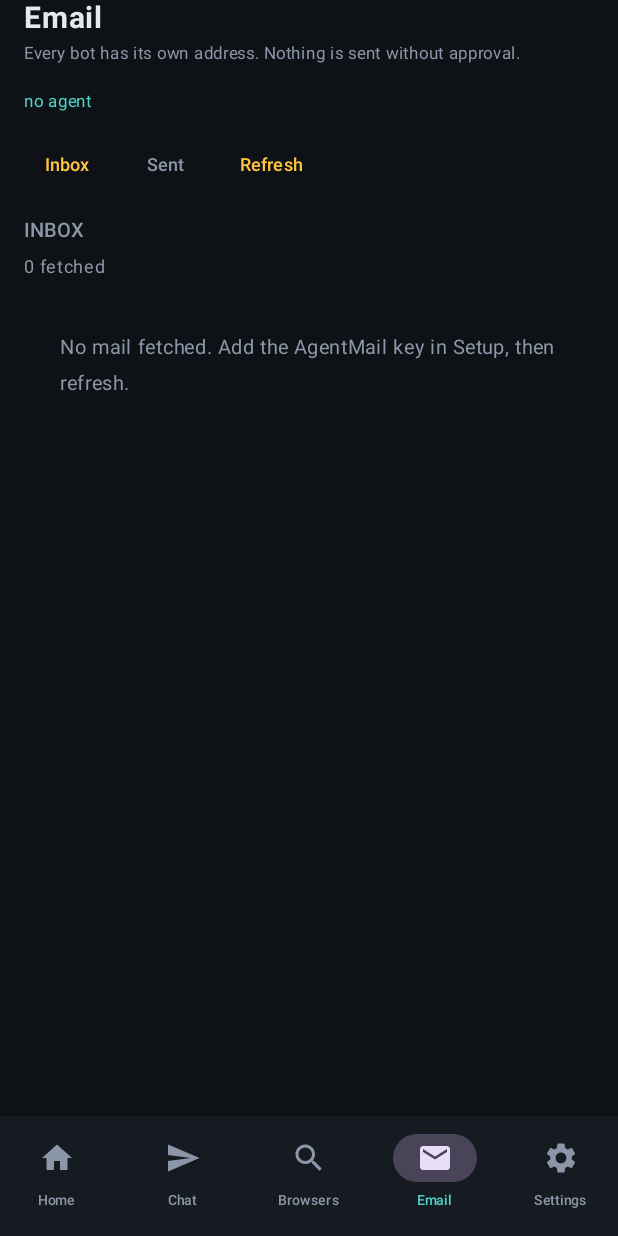
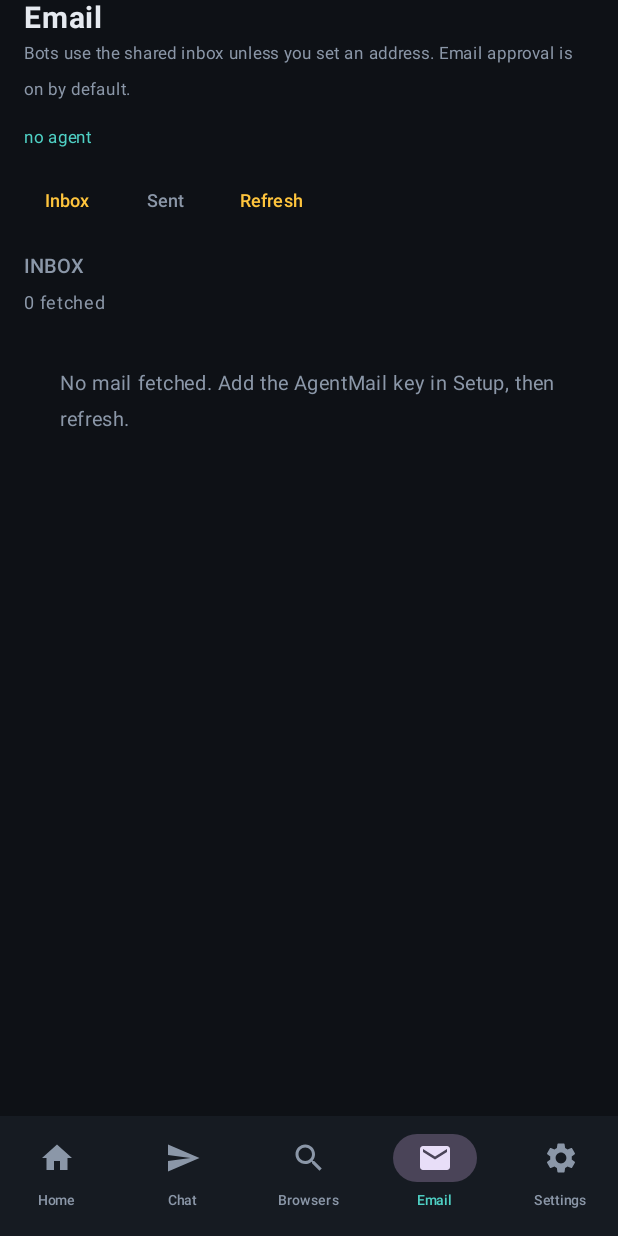
Before and after one commit to thatscorb98-create/hive-ai, an Android app built with Jetpack Compose: the screen it shows after launch (MainActivity), item 4 of the bottom bar chosen, on a phone screen of 412 x 824 dp. Run offline under Robolectric (Android 15) with nearby library versions, the phone set to English and light mode, and no system bars; pictures from the network do not load; 1 statement that could not run was skipped.

Commit message:
P0 hardening batch I: Inbox/Settings screens

```diff
--- a/app/src/main/java/com/hive/agents/ui/screens/InboxScreen.kt
+++ b/app/src/main/java/com/hive/agents/ui/screens/InboxScreen.kt
@@ -57,7 +57,7 @@ fun InboxScreen(
         item {
             Text("Email", fontSize = 20.sp, fontWeight = FontWeight.Bold)
             Text(
-                "Every bot has its own address. Nothing is sent without approval.",
+                "Bots use the shared inbox unless you set an address. Email approval is on by default.",
                 fontSize = 11.sp,
                 color = TextDim
             )
```
